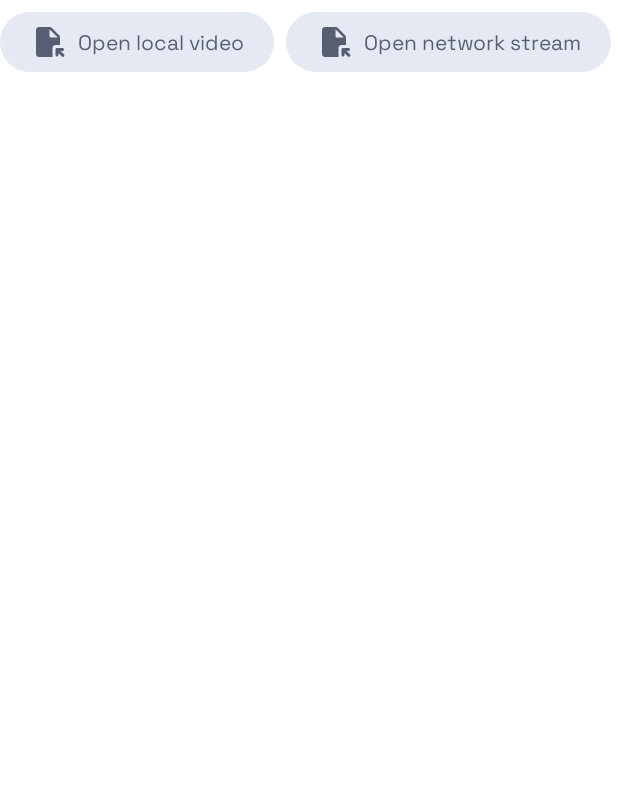
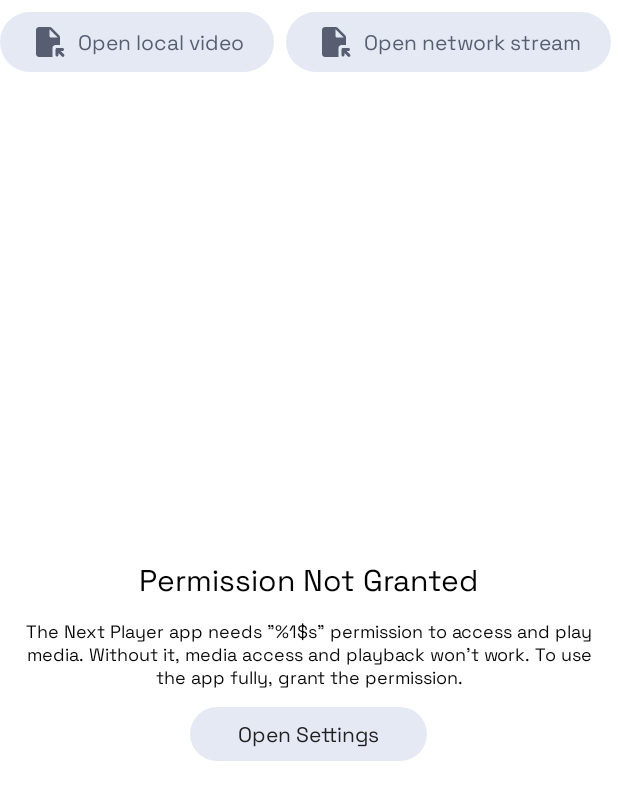
Before and after one commit to PNThanggg/AndroidFileManager, an Android app: the VideosActivity screen opened directly, with no data from a screen before it, on a phone screen of 412 x 824 dp. Shown: the top 800 px of the screen. Run offline under Robolectric (Android 15) with nearby library versions, the phone set to English and light mode, and no system bars; our stand-ins replace sdp/ssp sizes.

Commit message:
:hammer: Implement handling for missing ACTIVITY_RECOGNITION permission in VideosActivity

```diff
--- a/app/src/main/java/com/file/manager/activities/video/VideosActivity.kt
+++ b/app/src/main/java/com/file/manager/activities/video/VideosActivity.kt
@@ -1,6 +1,9 @@
 package com.file.manager.activities.video
 
+import android.content.Intent
 import android.content.pm.PackageManager
+import android.net.Uri
+import android.provider.Settings
 import android.view.LayoutInflater
 import android.widget.Toast
 import androidx.activity.result.contract.ActivityResultContracts
@@ -48,7 +51,12 @@
     }
 
     override fun initListener() {
-
+        binding.buttonOpenSetting.setOnClickListener {
+            Intent(Settings.ACTION_APPLICATION_DETAILS_SETTINGS).apply {
+                data = Uri.parse("package:$packageName")
+                startActivity(this)
+            }
+        }
     }
 
     private fun requestStoragePermission(permission: String) {
--- a/app/src/main/res/layout/activity_videos.xml
+++ b/app/src/main/res/layout/activity_videos.xml
@@ -6,6 +6,7 @@
     android:layout_width="match_parent"
     android:layout_height="match_parent"
     android:background="@color/white"
+    android:orientation="vertical"
     android:padding="@dimen/_20sdp"
     tools:context=".activities.video.VideosActivity">
 
@@ -14,9 +15,56 @@
         android:layout_width="match_parent"
         android:layout_height="wrap_content"
         android:orientation="horizontal"
+        android:overScrollMode="never"
         android:paddingVertical="8dp"
-        android:overScrollMode="never"
         app:layoutManager="androidx.recyclerview.widget.LinearLayoutManager"
         tools:itemCount="3"
         tools:listitem="@layout/item_shortcut" />
+
+    <LinearLayout
+        android:id="@+id/permission_not_granted_layout"
+        android:layout_width="match_parent"
+        android:layout_height="0dp"
+        android:layout_weight="1"
+        android:gravity="center"
+        android:orientation="vertical">
+
+        <TextView
+            android:layout_width="wrap_content"
+            android:layout_height="wrap_content"
+            android:layout_marginBottom="@dimen/_12sdp"
+            android:fontFamily="@font/space_grotesk_semibold"
+            android:text="@string/permission_not_granted"
+            android:textColor="@color/black"
+            android:textSize="@dimen/_20sdp"
+            tools:ignore="SpUsage" />
+
+        <TextView
+            android:layout_width="wrap_content"
+            android:layout_height="wrap_content"
+            android:layout_marginHorizontal="@dimen/_12sdp"
+            android:layout_marginBottom="@dimen/_12sdp"
+            android:text="@string/permission_info"
+            android:textAlignment="center"
+            android:textColor="@color/black"
+            android:textSize="@dimen/_12sdp"
+            tools:ignore="SpUsage" />
+
+        <RelativeLayout
+            android:id="@+id/button_open_setting"
+            android:layout_width="wrap_content"
+            android:layout_height="wrap_content"
+            android:background="@drawable/background_shortcut_item"
+            android:clickable="true"
+            android:focusable="true"
+            android:paddingHorizontal="@dimen/_32sdp"
+            android:paddingVertical="@dimen/_8sdp">
+
+            <TextView
+                android:layout_width="wrap_content"
+                android:layout_height="wrap_content"
+                android:text="@string/open_settings"
+                android:textAllCaps="false" />
+        </RelativeLayout>
+    </LinearLayout>
 </LinearLayout>
```
